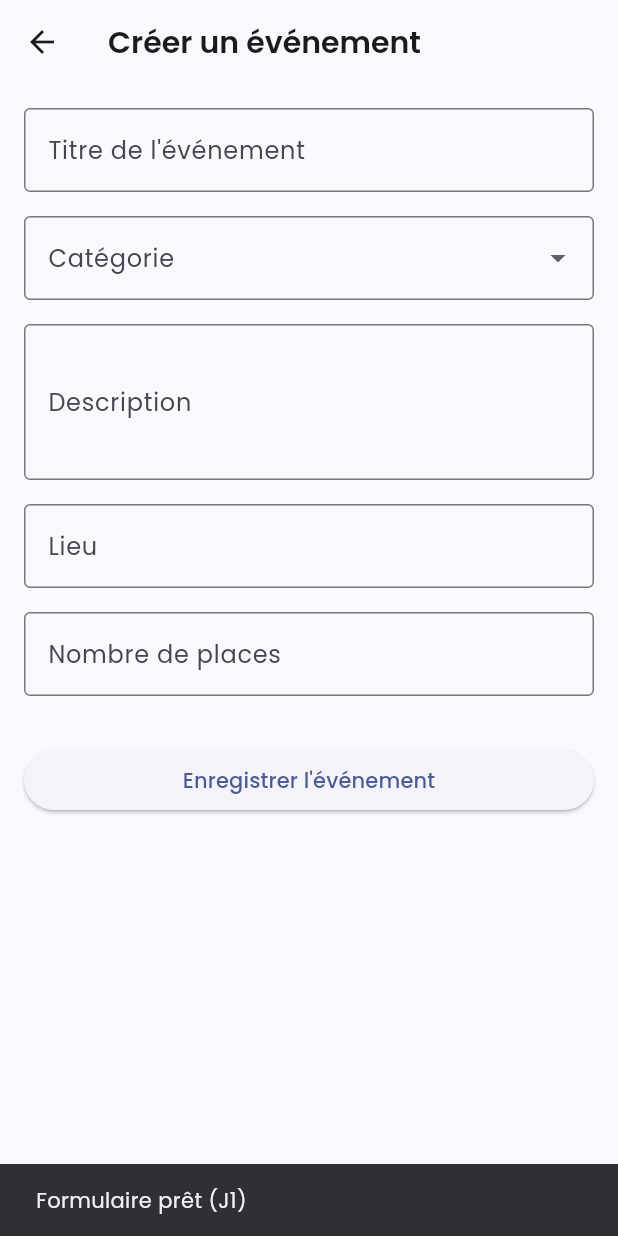
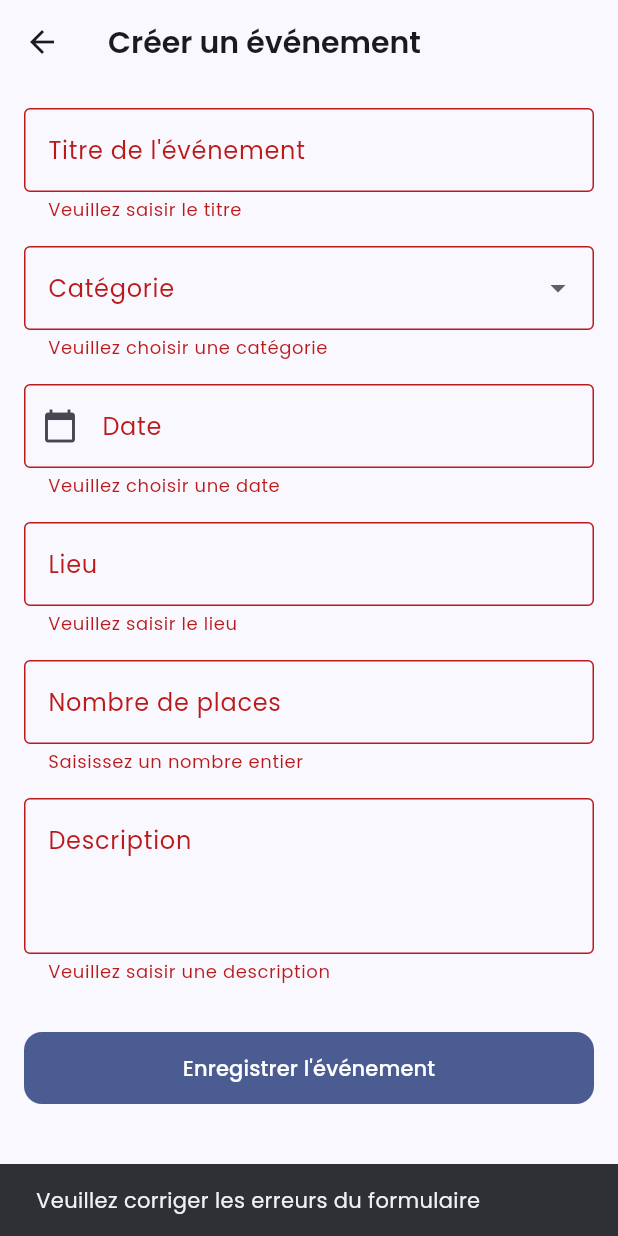
Before and after one commit to bengararoua/CampusEvents, a Flutter app: the FormulaireScreen screen opened directly, after a tap on an icon or button, on a phone screen of 412 x 824 dp. Run offline on Flutter 3.47's test engine with Material 3 defaults, Android fonts, the phone set to English and light mode, and no system bars; our stand-ins replace google_fonts; network calls fail.

Commit message:
Formulaire de création : validation et 3 types de saisie

```diff
--- a/lib/screens/formulaire_screen.dart
+++ b/lib/screens/formulaire_screen.dart
@@ -1,89 +1,209 @@
 import 'package:flutter/material.dart';
+import 'package:provider/provider.dart';
 
-class FormulaireScreen extends StatelessWidget {
+import '../models/event.dart';
+import '../providers/event_provider.dart';
+
+class FormulaireScreen extends StatefulWidget {
   const FormulaireScreen({super.key});
+
+  @override
+  State<FormulaireScreen> createState() => _FormulaireScreenState();
+}
+
+class _FormulaireScreenState extends State<FormulaireScreen> {
+  static const _categories = [
+    'Hackathons',
+    'Conferences',
+    'Workshops',
+    'Student Clubs',
+    'Competitions',
+    'Cultural Events',
+  ];
+  static const _defaultImage = 'assets/images/ui_ux_jam.jpg';
+
+  final _formKey = GlobalKey<FormState>();
+  final _titleController = TextEditingController();
+  final _descriptionController = TextEditingController();
+  final _locationController = TextEditingController();
+  final _capacityController = TextEditingController();
+  final _dateController = TextEditingController();
+
+  String? _category;
+
+  @override
+  void dispose() {
+    _titleController.dispose();
+    _descriptionController.dispose();
+    _locationController.dispose();
+    _capacityController.dispose();
+    _dateController.dispose();
+    super.dispose();
+  }
+
+  String _iso(DateTime d) =>
+      '${d.year}-${d.month.toString().padLeft(2, '0')}-${d.day.toString().padLeft(2, '0')}';
+
+  Future<void> _pickDate() async {
+    final now = DateTime.now();
+    final picked = await showDatePicker(
+      context: context,
+      initialDate: DateTime.tryParse(_dateController.text) ?? now,
+      firstDate: now,
+      lastDate: DateTime(now.year + 3),
+    );
+    if (picked != null) {
+      setState(() => _dateController.text = _iso(picked));
+    }
+  }
+
+  String? _validateTitle(String? value) {
+    if (value == null || value.trim().isEmpty) {
+      return 'Veuillez saisir le titre';
+    }
+    if (value.trim().length < 5) return 'Titre trop court (5 caractères min.)';
+    return null;
+  }
+
+  String? _validateDescription(String? value) {
+    if (value == null || value.trim().isEmpty) {
+      return 'Veuillez saisir une description';
+    }
+    if (value.trim().length < 10) {
+      return 'Description trop courte (10 caractères min.)';
+    }
+    return null;
+  }
+
+  String? _validateCapacity(String? value) {
+    final number = int.tryParse(value?.trim() ?? '');
+    if (number == null) return 'Saisissez un nombre entier';
+    if (number < 1 || number > 5000) return 'Entre 1 et 5000 places';
+    return null;
+  }
+
+  void _submit() {
+    if (!_formKey.currentState!.validate()) {
+      ScaffoldMessenger.of(context).showSnackBar(
+        const SnackBar(
+          content: Text('Veuillez corriger les erreurs du formulaire'),
+        ),
+      );
+      return;
+    }
+
+    final provider = context.read<EventProvider>();
+    final event = Event(
+      id: provider.nextEventId,
+      title: _titleController.text.trim(),
+      description: _descriptionController.text.trim(),
+      category: _category!,
+      date: _dateController.text,
+      time: '09:00 AM',
+      location: _locationController.text.trim(),
+      organizer: 'Campus Organizer',
+      capacity: int.parse(_capacityController.text.trim()),
+      registered: 0,
+      imageUrl: _defaultImage,
+    );
+
+    provider.addEvent(event);
+    Navigator.pop(context, event);
+  }
 
   @override
   Widget build(BuildContext context) {
     return Scaffold(
-      appBar: AppBar(
-        title: const Text('Créer un événement'),
-      ),
-
-      body: SingleChildScrollView(
-        padding: const EdgeInsets.all(16.0),
+      appBar: AppBar(title: const Text('Créer un événement')),
+      body: Form(
+        key: _formKey,
+        autovalidateMode: AutovalidateMode.onUserInteraction,
+        child: SingleChildScrollView(
+          padding: const EdgeInsets.all(16),
           child: Column(
             crossAxisAlignment: CrossAxisAlignment.stretch,
             children: [
-            // 1. Titre
-            const TextField(
-              decoration: InputDecoration(
+              TextFormField(
+                controller: _titleController,
+                textInputAction: TextInputAction.next,
+                validator: _validateTitle,
+                decoration: const InputDecoration(
                   labelText: 'Titre de l\'événement',
                   border: OutlineInputBorder(),
                 ),
               ),
               const SizedBox(height: 16),
-
-            // 2. Catégorie (Menu déroulant)
               DropdownButtonFormField<String>(
+                initialValue: _category,
+                isExpanded: true,
+                validator: (v) =>
+                    v == null ? 'Veuillez choisir une catégorie' : null,
                 decoration: const InputDecoration(
                   labelText: 'Catégorie',
                   border: OutlineInputBorder(),
                 ),
-              items: const [
-                DropdownMenuItem(value: 'Hackathons', child: Text('Hackathons')),
-                DropdownMenuItem(value: 'Conferences', child: Text('Conférences')),
-                DropdownMenuItem(value: 'Workshops', child: Text('Ateliers')),
-                DropdownMenuItem(value: 'Clubs', child: Text('Clubs Étudiants')),
-              ],
-              onChanged: (String? newValue) {
-                // Sera utilisé au J2
-              },
+                items: _categories
+                    .map((c) => DropdownMenuItem(value: c, child: Text(c)))
+                    .toList(),
+                onChanged: (value) => setState(() => _category = value),
               ),
               const SizedBox(height: 16),
-
-            // 3. Description
-            const TextField(
-              maxLines: 3,
-              decoration: InputDecoration(
-                labelText: 'Description',
+              TextFormField(
+                controller: _dateController,
+                readOnly: true,
+                onTap: _pickDate,
+                validator: (v) => (v == null || v.isEmpty)
+                    ? 'Veuillez choisir une date'
+                    : null,
+                decoration: const InputDecoration(
+                  labelText: 'Date',
+                  prefixIcon: Icon(Icons.calendar_today),
                   border: OutlineInputBorder(),
                 ),
               ),
               const SizedBox(height: 16),
-
-            // 4. Lieu
-            const TextField(
-              decoration: InputDecoration(
+              TextFormField(
+                controller: _locationController,
+                textInputAction: TextInputAction.next,
+                validator: (v) => (v == null || v.trim().isEmpty)
+                    ? 'Veuillez saisir le lieu'
+                    : null,
+                decoration: const InputDecoration(
                   labelText: 'Lieu',
                   border: OutlineInputBorder(),
                 ),
               ),
               const SizedBox(height: 16),
-
-            // 5. Nombre de places
-            const TextField(
+              TextFormField(
+                controller: _capacityController,
                 keyboardType: TextInputType.number,
-              decoration: InputDecoration(
+                textInputAction: TextInputAction.next,
+                validator: _validateCapacity,
+                decoration: const InputDecoration(
                   labelText: 'Nombre de places',
                   border: OutlineInputBorder(),
                 ),
               ),
+              const SizedBox(height: 16),
+              TextFormField(
+                controller: _descriptionController,
+                maxLines: 3,
+                validator: _validateDescription,
+                decoration: const InputDecoration(
+                  labelText: 'Description',
+                  alignLabelWithHint: true,
+                  border: OutlineInputBorder(),
+                ),
+              ),
               const SizedBox(height: 32),
-
-            // 6. Bouton de soumission
-            ElevatedButton(
-              onPressed: () {
-                // Au J1, on affiche juste un message. La sauvegarde viendra au J2.
-                ScaffoldMessenger.of(context).showSnackBar(
-                  const SnackBar(content: Text('Formulaire prêt (J1)')),
-                );
-              },
+              FilledButton(
+                onPressed: _submit,
                 child: const Text('Enregistrer l\'événement'),
               ),
             ],
           ),
         ),
+      ),
     );
   }
 }
```
Lines whose indentation alone changed are shown as unchanged.
